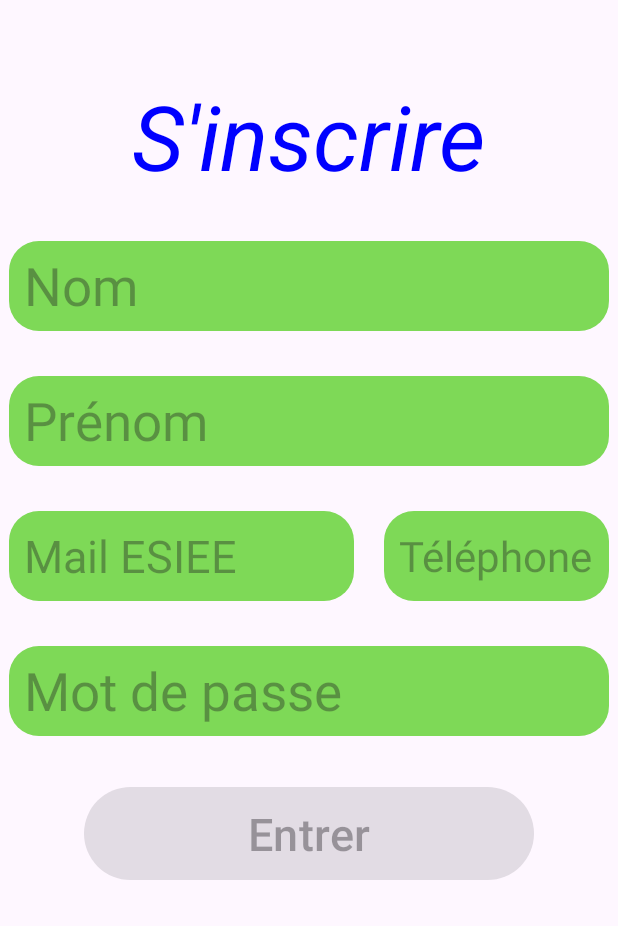
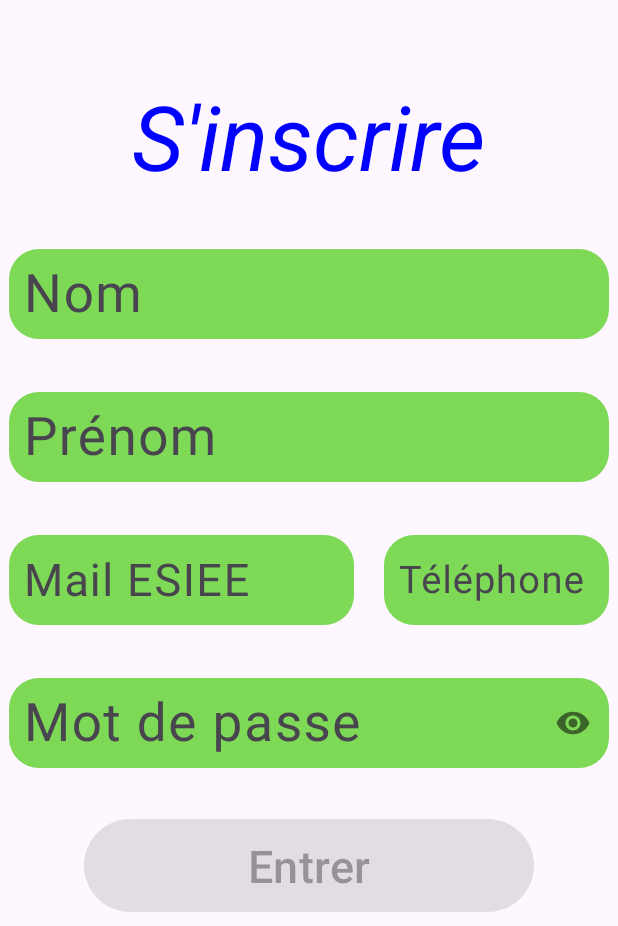
Before and after one commit to Rayou01/ESIEE_Style, an Android app: the screen it shows after launch (MainActivity), after a tap on an icon or button, on a phone screen of 412 x 824 dp, the part 310-1236 px from its top. Run offline under Robolectric (Android 15) with nearby library versions, the phone set to English and light mode, and no system bars; 1 other tap on this screen came first.

Commit message:
Amélioration des champs de texte et début de mise en place de firebase

```diff
--- a/app/build.gradle.kts
+++ b/app/build.gradle.kts
@@ -1,5 +1,7 @@
 plugins {
     id("com.android.application")
+    // Add the Google services Gradle plugin
+    id("com.google.gms.google-services")
 }
 
 android {
@@ -39,4 +41,14 @@ dependencies {
     testImplementation("junit:junit:4.13.2")
     androidTestImplementation("androidx.test.ext:junit:1.1.5")
     androidTestImplementation("androidx.test.espresso:espresso-core:3.5.1")
+
+    // Import the Firebase BoM
+    implementation(platform("com.google.firebase:firebase-bom:32.4.0"))
+
+    // TODO: Add the dependencies for Firebase products you want to use
+    // When using the BoM, don't specify versions in Firebase dependencies
+    implementation("com.google.firebase:firebase-analytics")
+
+    // Add the dependencies for any other desired Firebase products
+    // https://firebase.google.com/docs/android/setup#available-libraries
 }
--- a/app/src/main/java/com/example/esieestyle/MainActivity.java
+++ b/app/src/main/java/com/example/esieestyle/MainActivity.java
@@ -17,4 +17,6 @@ public class MainActivity extends AppCompatActivity {
         super.onCreate(savedInstanceState);
         setContentView(R.layout.activity_main);
     }
+
+
 }
--- a/app/src/main/res/layout/fragment_connection.xml
+++ b/app/src/main/res/layout/fragment_connection.xml
@@ -3,6 +3,7 @@
     xmlns:tools="http://schemas.android.com/tools"
     android:layout_width="match_parent"
     android:layout_height="match_parent"
+    xmlns:app="http://schemas.android.com/apk/res-auto"
     android:gravity="center_horizontal"
     android:orientation="vertical"
     tools:context=".ConnectionFragment">
@@ -25,39 +26,51 @@
         android:textSize="60sp"
         android:textStyle="italic" />
 
-    <EditText
+    <com.google.android.material.textfield.TextInputLayout
+        android:layout_width="wrap_content"
+        android:layout_height="wrap_content"
+        android:layout_marginTop="40dp">
+
+        <com.google.android.material.textfield.TextInputEditText
             android:id="@+id/user_name"
             android:layout_width="400dp"
             android:layout_height="60dp"
-        android:layout_marginTop="40dp"
+            android:hint="@string/utilisateur"
+            android:inputType="textPersonName"
             android:autofillHints="username"
             android:background="@drawable/edit_round"
-        android:hint="@string/utilisateur"
-        android:inputType="textPersonName"
             android:minHeight="50dp"
             android:paddingStart="10dp"
             android:paddingTop="2dp"
             android:paddingBottom="2dp"
-        android:textColor="@color/grey"
             android:textSize="35sp"
-        tools:ignore="RtlSymmetry,TextContrastCheck" />
+            tools:ignore="RtlSymmetry" />
 
-    <EditText
+    </com.google.android.material.textfield.TextInputLayout>
+
+    <com.google.android.material.textfield.TextInputLayout
+        android:layout_width="wrap_content"
+        android:layout_height="wrap_content"
+        app:passwordToggleEnabled="true"
+        android:layout_marginTop="40dp">
+
+        <com.google.android.material.textfield.TextInputEditText
             android:id="@+id/user_password"
             android:layout_width="400dp"
             android:layout_height="60dp"
-        android:layout_marginTop="40dp"
+            android:hint="@string/mot_de_passe"
+            android:inputType="textPassword"
+            android:textSize="35sp"
             android:autofillHints="password"
             android:background="@drawable/edit_round"
-        android:hint="@string/mot_de_passe"
-        android:inputType="textPassword"
             android:minHeight="50dp"
             android:paddingStart="10dp"
             android:paddingTop="2dp"
             android:paddingBottom="2dp"
-        android:textColor="@color/grey"
-        android:textSize="35sp"
+
             tools:ignore="RtlSymmetry,TextContrastCheck" />
+
+    </com.google.android.material.textfield.TextInputLayout>
 
     <Button
         android:id="@+id/forgot_id"
--- a/app/src/main/res/layout/fragment_register.xml
+++ b/app/src/main/res/layout/fragment_register.xml
@@ -3,6 +3,7 @@
     xmlns:tools="http://schemas.android.com/tools"
     android:layout_width="match_parent"
     android:layout_height="match_parent"
+    xmlns:app="http://schemas.android.com/apk/res-auto"
     android:gravity="center_horizontal"
     android:orientation="vertical"
     tools:context=".RegisterFragment">
@@ -25,35 +26,49 @@
         android:textSize="60sp"
         android:textStyle="italic" />
 
-    <EditText
+    <com.google.android.material.textfield.TextInputLayout
+        android:layout_width="wrap_content"
+        android:layout_height="wrap_content"
+        android:layout_marginTop="30dp">
+
+        <com.google.android.material.textfield.TextInputEditText
             android:id="@+id/register_name"
             android:layout_width="400dp"
             android:layout_height="60dp"
-        android:layout_marginTop="30dp"
             android:autofillHints="name"
             android:background="@drawable/edit_round"
             android:hint="@string/nom"
             android:inputType="textPersonName"
-        android:minHeight="40dp"
+            android:minHeight="50dp"
             android:paddingStart="10dp"
-        android:textColor="@color/grey"
+            android:paddingTop="2dp"
+            android:paddingBottom="2dp"
             android:textSize="35sp"
-        tools:ignore="RtlSymmetry,TextContrastCheck" />
+            tools:ignore="RtlSymmetry" />
 
-    <EditText
+    </com.google.android.material.textfield.TextInputLayout>
+
+    <com.google.android.material.textfield.TextInputLayout
+        android:layout_width="wrap_content"
+        android:layout_height="wrap_content"
+        android:layout_marginTop="30dp">
+
+        <com.google.android.material.textfield.TextInputEditText
             android:id="@+id/register_surname"
             android:layout_width="400dp"
             android:layout_height="60dp"
-        android:layout_marginTop="30dp"
             android:autofillHints="name"
             android:background="@drawable/edit_round"
             android:hint="@string/prenom"
             android:inputType="textPersonName"
-        android:minHeight="40dp"
+            android:minHeight="50dp"
             android:paddingStart="10dp"
-        android:textColor="@color/grey"
+            android:paddingTop="2dp"
+            android:paddingBottom="2dp"
             android:textSize="35sp"
             tools:ignore="RtlSymmetry,TextContrastCheck" />
+
+    </com.google.android.material.textfield.TextInputLayout>
 
     <LinearLayout
         android:layout_width="match_parent"
@@ -62,7 +77,11 @@
         android:gravity="center"
         android:orientation="horizontal">
 
-        <EditText
+        <com.google.android.material.textfield.TextInputLayout
+            android:layout_width="wrap_content"
+            android:layout_height="wrap_content">
+
+            <com.google.android.material.textfield.TextInputEditText
                 android:id="@+id/mail_esiee"
                 android:layout_width="230dp"
                 android:layout_height="60dp"
@@ -71,13 +90,22 @@
                 android:background="@drawable/edit_round"
                 android:hint="@string/mail_esiee"
                 android:inputType="textEmailAddress"
-            android:minHeight="40dp"
+                android:minHeight="50dp"
                 android:paddingStart="10dp"
-            android:textColor="@color/grey"
+                android:paddingTop="2dp"
+                android:paddingBottom="2dp"
                 android:textSize="30sp"
-            tools:ignore="RtlSymmetry,TextContrastCheck" />
+                tools:ignore="RtlSymmetry,TextContrastCheck">
 
-        <EditText
+            </com.google.android.material.textfield.TextInputEditText>
+
+        </com.google.android.material.textfield.TextInputLayout>
+
+        <com.google.android.material.textfield.TextInputLayout
+            android:layout_width="wrap_content"
+            android:layout_height="wrap_content">
+
+            <com.google.android.material.textfield.TextInputEditText
                 android:id="@+id/phone_number"
                 android:layout_width="150dp"
                 android:layout_height="60dp"
@@ -85,28 +113,42 @@
                 android:background="@drawable/edit_round"
                 android:hint="@string/telephone"
                 android:inputType="phone"
-            android:minHeight="40dp"
+                android:minHeight="50dp"
                 android:paddingStart="10dp"
-            android:textColor="@color/grey"
-            android:textSize="28sp"
-            tools:ignore="RtlSymmetry,TextContrastCheck" />
+                android:textSize="25sp"
+                android:paddingTop="2dp"
+                android:paddingBottom="2dp"
+                tools:ignore="RtlSymmetry,TextContrastCheck">
+
+            </com.google.android.material.textfield.TextInputEditText>
+
+        </com.google.android.material.textfield.TextInputLayout>
 
     </LinearLayout>
 
-    <EditText
+    <com.google.android.material.textfield.TextInputLayout
+        android:layout_width="wrap_content"
+        android:layout_height="wrap_content"
+        app:passwordToggleEnabled="true"
+        android:layout_marginTop="30dp">
+
+        <com.google.android.material.textfield.TextInputEditText
             android:id="@+id/register_password"
             android:layout_width="400dp"
             android:layout_height="60dp"
-        android:layout_marginTop="30dp"
+            android:hint="@string/mot_de_passe"
+            android:inputType="textPassword"
+            android:textSize="35sp"
             android:autofillHints="password"
             android:background="@drawable/edit_round"
-        android:hint="@string/mot_de_passe"
-        android:inputType="textPassword"
-        android:minHeight="40dp"
+            android:minHeight="50dp"
             android:paddingStart="10dp"
-        android:textColor="@color/grey"
-        android:textSize="35sp"
+            android:paddingTop="2dp"
+            android:paddingBottom="2dp"
+
             tools:ignore="RtlSymmetry,TextContrastCheck" />
+
+    </com.google.android.material.textfield.TextInputLayout>
 
     <Button
         android:id="@+id/validate_registration_button"
@@ -115,7 +157,8 @@
         android:minHeight="50dp"
         android:layout_marginTop="30dp"
         android:textSize="30sp"
-        android:text="@string/entrer" />
+        android:text="@string/entrer"
+        tools:ignore="VisualLintBounds" />
 
     <Button
         android:id="@+id/register_to_connection_page_button"
--- a/build.gradle.kts
+++ b/build.gradle.kts
@@ -1,4 +1,6 @@
 // Top-level build file where you can add configuration options common to all sub-projects/modules.
 plugins {
     id("com.android.application") version "8.1.1" apply false
+    // Add the dependency for the Google services Gradle plugin
+    id("com.google.gms.google-services") version "4.4.0" apply false
 }
```
Also changed, not shown: 1 other file. Lines whose indentation alone changed are shown as unchanged.
